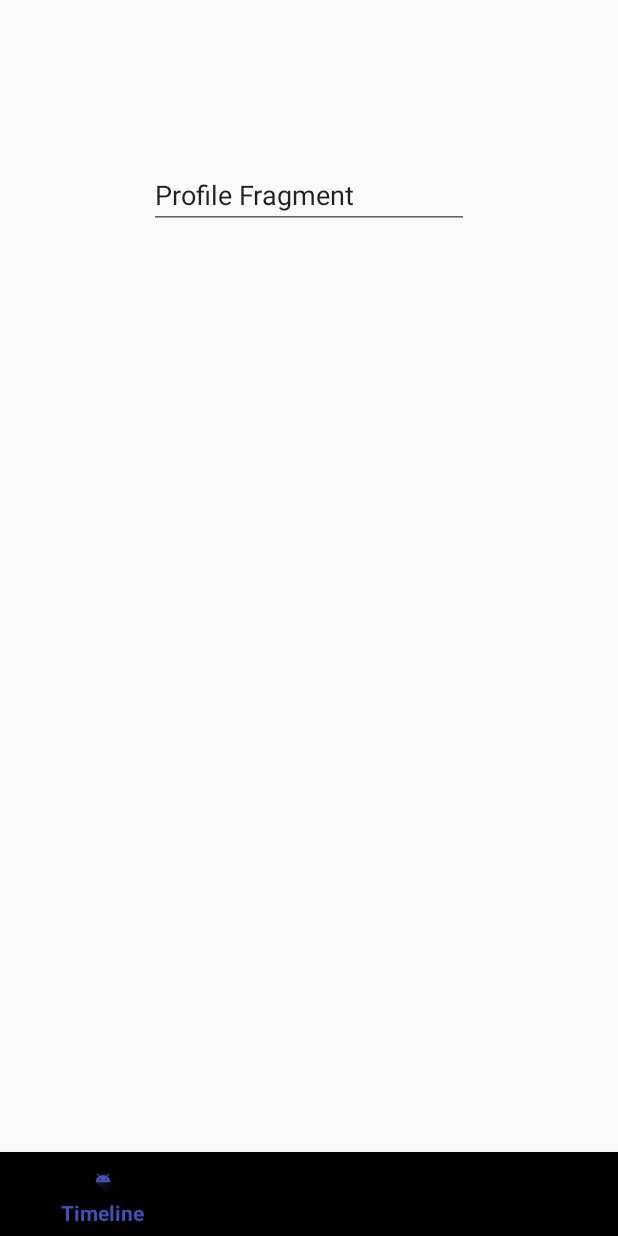
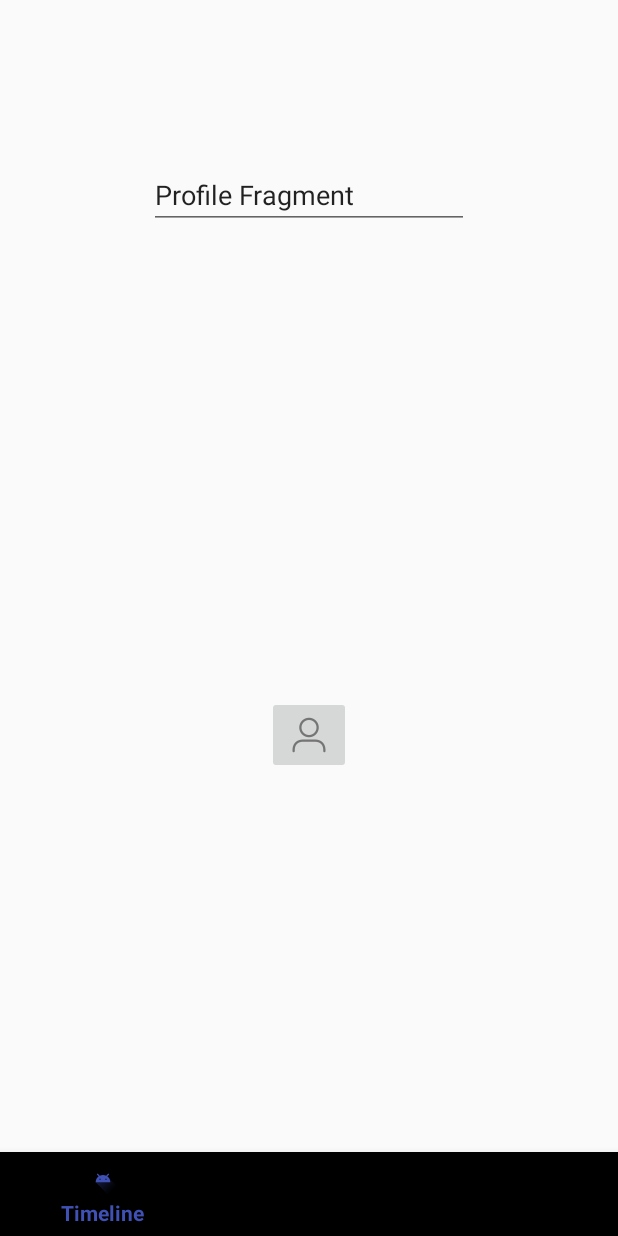
Before and after one commit to benj1man3/Parsetagram, an Android app: the fragment ProfileFragment placed in its activity, on a phone screen of 412 x 824 dp. Run offline under Robolectric (Android 15) with nearby library versions, the phone set to English and light mode, and no system bars; libraries missing offline, so code that uses them is left out: com.parse; pictures from the network do not load; 2 statements that could not run were skipped.

```diff
--- a/app/src/main/java/me/benj1man3/mainactivity/MainActivity.java
+++ b/app/src/main/java/me/benj1man3/mainactivity/MainActivity.java
@@ -38,8 +38,8 @@ public class MainActivity extends AppCompatActivity {
                 final String username = usernameInput.getText().toString();
                 final String password = passwordInput.getText().toString();
 
-                login("benj1man3","password123");
-                //login(username, password);
+                //login("benj1man3","password123");
+                login(username, password);
 
             }
         });
--- a/app/src/main/java/me/benj1man3/mainactivity/ProfileFragment.java
+++ b/app/src/main/java/me/benj1man3/mainactivity/ProfileFragment.java
@@ -1,12 +1,18 @@
 package me.benj1man3.mainactivity;
 
+import android.content.Intent;
 import android.os.Bundle;
 import android.support.v4.app.Fragment;
 import android.view.LayoutInflater;
 import android.view.View;
 import android.view.ViewGroup;
+import android.widget.ImageButton;
+
+import com.parse.ParseUser;
 
 public class ProfileFragment extends Fragment {
+    private ImageButton logoutButton;
+
     // The onCreateView method is called when Fragment should create its View object hierarchy,
     // either dynamically or via XML layout inflation.
     @Override
@@ -21,5 +27,21 @@ public class ProfileFragment extends Fragment {
     public void onViewCreated(View view, Bundle savedInstanceState) {
         // Setup any handles to view objects here
         // EditText etFoo = (EditText) view.findViewById(R.id.etFoo);
+        logoutButton =view.findViewById(R.id.outButton);
+
+        logoutButton.setOnClickListener(new View.OnClickListener() {
+            @Override
+            public void onClick(View view) {
+                System.out.println("PLEASE LOGOUT");
+                ParseUser user=ParseUser.getCurrentUser();
+                ParseUser.logOut();
+
+                ParseUser currentUser = ParseUser.getCurrentUser();
+
+                Intent intent= new Intent(getContext(), MainActivity.class);
+                startActivity(intent);
+            }
+        });
+
     }
 }
--- a/app/src/main/res/layout/fragment_profile.xml
+++ b/app/src/main/res/layout/fragment_profile.xml
@@ -1,6 +1,8 @@
 <?xml version="1.0" encoding="utf-8"?>
 <RelativeLayout
-    xmlns:android="http://schemas.android.com/apk/res/android" android:layout_width="match_parent"
+    xmlns:android="http://schemas.android.com/apk/res/android"
+    xmlns:app="http://schemas.android.com/apk/res-auto"
+    android:layout_width="match_parent"
     android:layout_height="match_parent">
 
     <EditText
@@ -13,4 +15,15 @@
         android:ems="10"
         android:inputType="textPersonName"
         android:text="Profile Fragment" />
+
+    <ImageButton
+        android:id="@+id/outButton"
+        android:layout_width="wrap_content"
+        android:layout_height="wrap_content"
+        android:layout_alignParentBottom="true"
+        android:layout_centerHorizontal="true"
+        android:layout_marginBottom="252dp"
+        app:srcCompat="@drawable/ic_action_name" />
+
+
 </RelativeLayout>
```
Also changed, not shown: app/src/main/res/drawable-hdpi/ic_action_name.png (added), app/src/main/res/drawable-mdpi/ic_action_name.png (added), app/src/main/res/drawable-xhdpi/ic_action_name.png (added), app/src/main/res/drawable-xxhdpi/ic_action_name.png (added).
